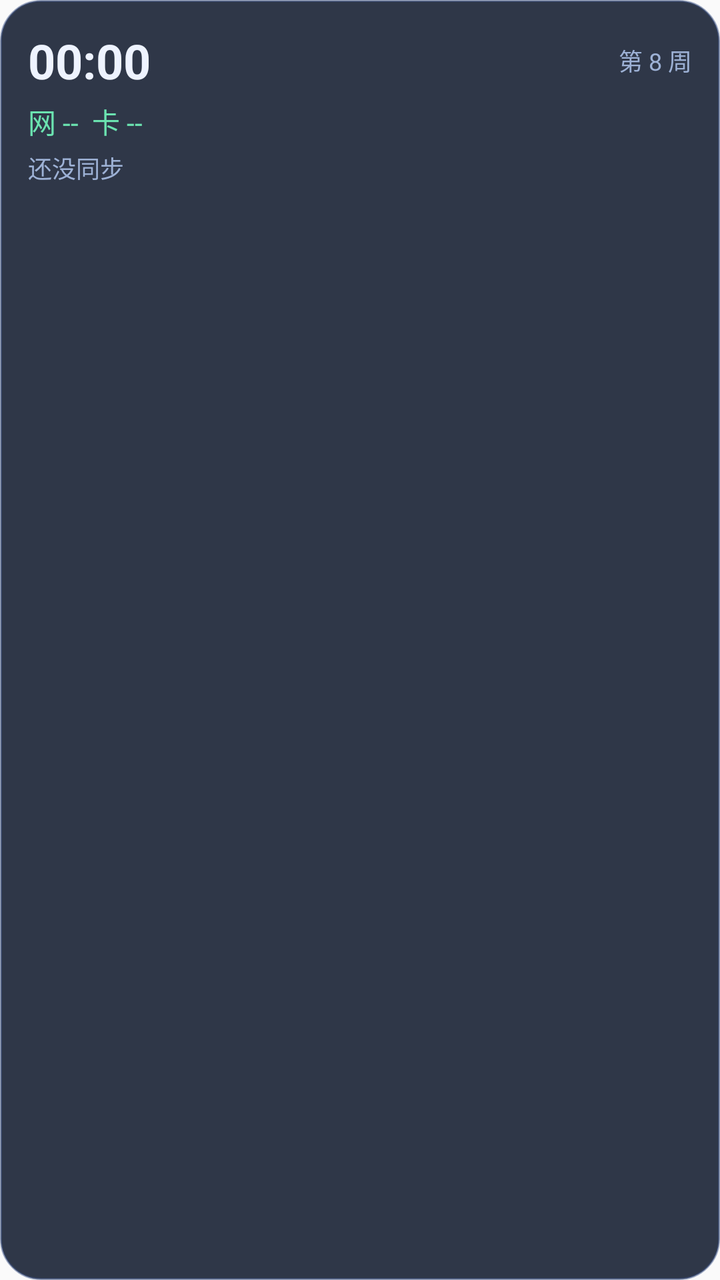
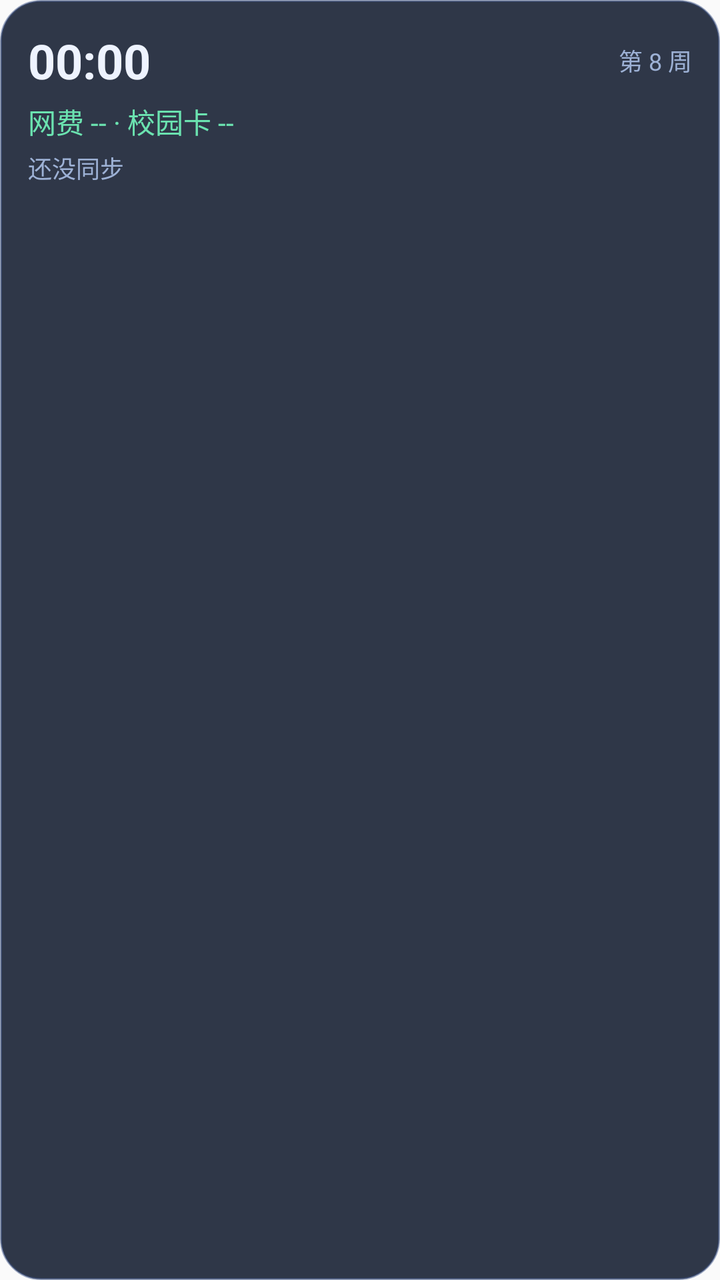

Before-and-after screenshots of an Android layout around one commit, followed by the original layout XML and the change that was made.
<!-- AndroidManifest.xml: application theme android:Theme.Material.Light.NoActionBar -->
<!-- res/layout/widget_btbu.xml -->
<?xml version="1.0" encoding="utf-8"?>
<LinearLayout xmlns:android="http://schemas.android.com/apk/res/android"
    android:layout_width="match_parent"
    android:layout_height="match_parent"
    android:background="@drawable/bg_widget"
    android:orientation="vertical"
    android:padding="14dp">

    <LinearLayout
        android:layout_width="match_parent"
        android:layout_height="wrap_content"
        android:gravity="center_vertical"
        android:orientation="horizontal">

        <TextClock
            android:id="@+id/wClock"
            android:layout_width="wrap_content"
            android:layout_height="wrap_content"
            android:format12Hour="HH:mm"
            android:format24Hour="HH:mm"
            android:textColor="#EEF3FF"
            android:textSize="24sp"
            android:textStyle="bold" />

        <TextView
            android:id="@+id/wWeek"
            android:layout_width="0dp"
            android:layout_height="wrap_content"
            android:layout_weight="1"
            android:gravity="end"
            android:text="第 8 周"
            android:textColor="#9DB1D5"
            android:textSize="12sp" />
    </LinearLayout>

    <TextView
        android:id="@+id/wBalance"
        android:layout_width="match_parent"
        android:layout_height="wrap_content"
        android:layout_marginTop="4dp"
        android:text="网 --  卡 --"
        android:textColor="#6BE3B0"
        android:textSize="14sp" />

    <TextView
        android:id="@+id/wNext"
        android:layout_width="match_parent"
        android:layout_height="wrap_content"
        android:layout_marginTop="4dp"
        android:ellipsize="end"
        android:maxLines="2"
        android:text="还没同步"
        android:textColor="#9DB1D5"
        android:textSize="12sp" />

    <Chronometer
        android:id="@+id/wCountdown"
        android:layout_width="match_parent"
        android:layout_height="wrap_content"
        android:layout_marginTop="2dp"
        android:textColor="#FFC46B"
        android:textSize="12sp"
        android:visibility="gone" />
</LinearLayout>
<!-- resources referenced by this layout -->
<resources>
  <!-- drawable bg_widget (drawable) -->
  <?xml version="1.0" encoding="utf-8"?>
  <shape xmlns:android="http://schemas.android.com/apk/res/android" android:shape="rectangle">
      <corners android:radius="20dp" />
      <solid android:color="#E61A2336" />
      <stroke android:width="1dp" android:color="#803C5385" />
  </shape>
</resources>

<!-- the commit's change to res/layout/widget_btbu.xml (unified diff, before → after) -->
@@ -38,7 +38,7 @@
         android:layout_width="match_parent"
         android:layout_height="wrap_content"
         android:layout_marginTop="4dp"
-        android:text="网 --  卡 --"
+        android:text="网费 -- · 校园卡 --"
         android:textColor="#6BE3B0"
         android:textSize="14sp" />
 
